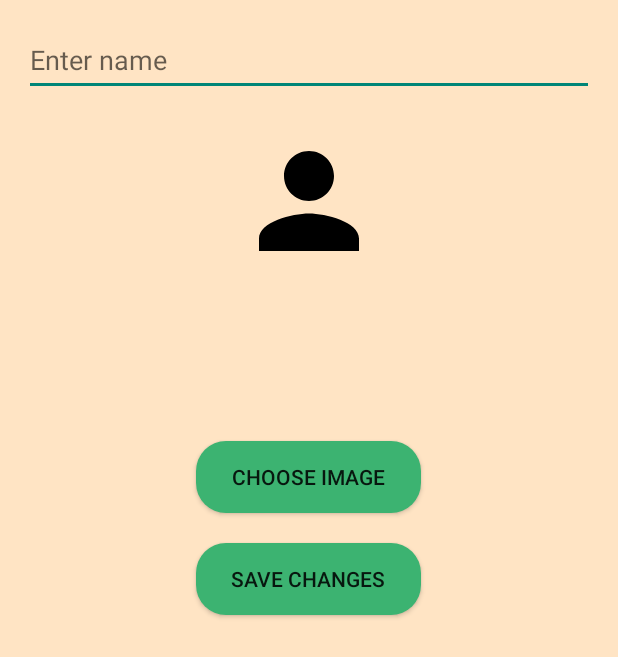
After one commit to GabrielaBujor/Equation-Enigma, an Android app: the EditProfileActivity screen opened directly, with no data from a screen before it, on a phone screen of 412 x 824 dp. The commit adds this screen. Shown: the top 657 px of the screen. Run offline under Robolectric (Android 15) with nearby library versions, the phone set to English and light mode, and no system bars; our stand-ins replace Firebase (no records; nobody signed in at launch, a user with empty details on screens opened directly).

Commit message:
Added user profile logic v3

```diff
--- a/app/build.gradle
+++ b/app/build.gradle
@@ -44,7 +44,9 @@ dependencies {
     androidTestImplementation 'androidx.test.espresso:espresso-core:3.5.1'
     implementation 'com.google.firebase:firebase-auth:21.0.1'
     implementation 'com.google.firebase:firebase-database:20.3.0'
+    implementation 'com.google.firebase:firebase-storage:20.3.0'
     implementation 'com.google.android.material:material:1.11.0'
+    implementation 'com.squareup.picasso:picasso:2.8'
 }
 
 apply plugin: 'com.google.gms.google-services'
--- /dev/null
+++ b/app/src/main/res/layout/activity_edit_profile.xml
@@ -0,0 +1,43 @@
+<?xml version="1.0" encoding="utf-8"?>
+<LinearLayout
+    xmlns:android="http://schemas.android.com/apk/res/android"
+    android:layout_width="match_parent"
+    android:layout_height="match_parent"
+    android:orientation="vertical"
+    android:padding="16dp"
+    android:background="@drawable/background"
+    android:gravity="center_horizontal">
+
+    <EditText
+        android:id="@+id/editTextName"
+        android:layout_width="match_parent"
+        android:layout_height="wrap_content"
+        android:hint="Enter name"
+        android:inputType="textPersonName"
+        android:minHeight="48dp" />
+
+    <ImageView
+        android:id="@+id/imageViewProfile"
+        android:layout_width="100dp"
+        android:layout_height="100dp"
+        android:layout_gravity="center"
+        android:layout_marginTop="20dp"
+        android:src="@drawable/baseline_person_24" />
+
+    <Button
+        android:id="@+id/buttonChooseImage"
+        android:layout_width="150dp"
+        android:layout_height="wrap_content"
+        android:layout_marginTop="110dp"
+        android:text="Choose Image"
+        android:background="@drawable/rounded_button"/>
+
+    <Button
+        android:id="@+id/buttonSave"
+        android:layout_width="150dp"
+        android:layout_height="wrap_content"
+        android:layout_marginTop="20dp"
+        android:text="Save Changes"
+        android:background="@drawable/rounded_button"/>
+
+</LinearLayout>
```
Also changed, not shown: app/src/main/AndroidManifest.xml (+6 -1 lines), app/src/main/java/com/example/equationenigma/EditProfileActivity.java (added, +158 -0 lines), app/src/main/java/com/example/equationenigma/UserProfileFragment.java (+38 -6 lines).
